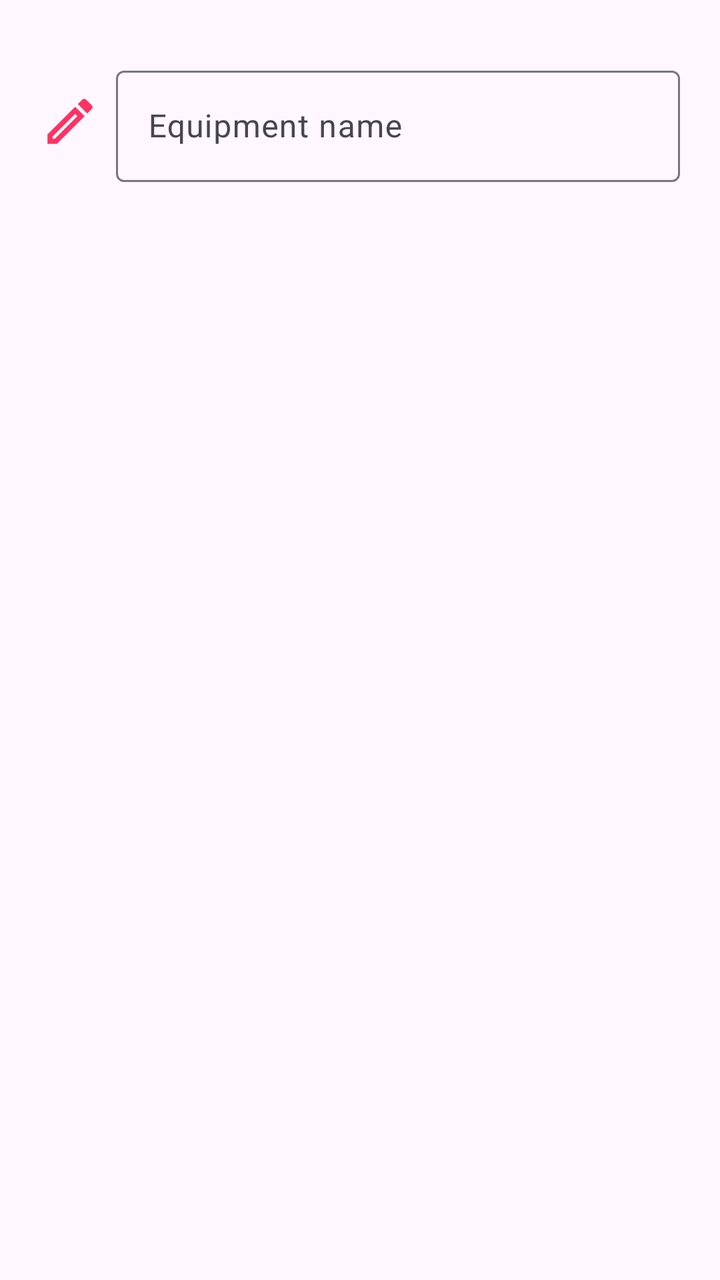
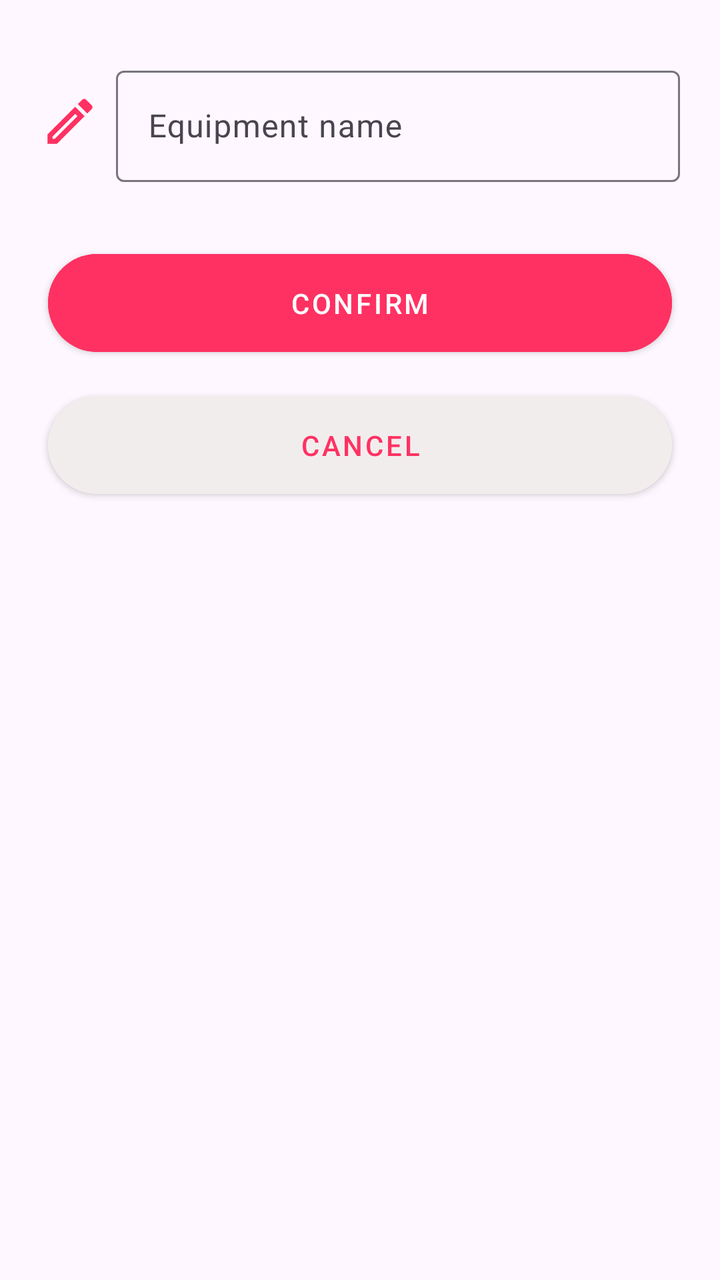

Two renders of the same Android screen: before a commit and after it. Below are the layout's source before the change and the commit's diff.
<!-- AndroidManifest.xml: application theme Theme.SemeqTeste -->
<!-- res/layout/dialog_edit_name.xml -->
<?xml version="1.0" encoding="utf-8"?>
<androidx.constraintlayout.widget.ConstraintLayout xmlns:android="http://schemas.android.com/apk/res/android"
    android:layout_width="match_parent"
    android:layout_height="wrap_content"
    xmlns:app="http://schemas.android.com/apk/res-auto">

    <ImageView
        android:id="@+id/ic_edit_name_dialog"
        android:layout_width="30dp"
        android:layout_height="30dp"
        android:layout_marginStart="20dp"
        android:src="@drawable/ic_edit"
        app:layout_constraintStart_toStartOf="parent"
        app:layout_constraintTop_toTopOf="@id/textlayout_edit"
        app:layout_constraintBottom_toBottomOf="@id/textlayout_edit"/>

    <com.google.android.material.textfield.TextInputLayout
        android:id="@+id/textlayout_edit"
        android:layout_width="0dp"
        android:layout_height="wrap_content"
        android:layout_marginVertical="30dp"
        android:layout_marginStart="8dp"
        android:hint="@string/equipment_name"
        android:layout_marginEnd="20dp"
        app:layout_constraintStart_toEndOf="@id/ic_edit_name_dialog"
        app:layout_constraintEnd_toEndOf="parent"
        app:layout_constraintTop_toTopOf="parent">

        <com.google.android.material.textfield.TextInputEditText
            android:id="@+id/text_edit_equipment"
            android:layout_width="match_parent"
            android:layout_height="wrap_content"
            android:inputType="text" />
    </com.google.android.material.textfield.TextInputLayout>

































</androidx.constraintlayout.widget.ConstraintLayout>
<!-- resources referenced by this layout -->
<resources>
  <!-- drawable ic_edit (drawable) -->
  <vector xmlns:android="http://schemas.android.com/apk/res/android" android:height="24dp" android:tint="#FF3162" android:viewportHeight="24" android:viewportWidth="24" android:width="24dp">
        
      <path android:fillColor="@android:color/white" android:pathData="M14.06,9.02l0.92,0.92L5.92,19L5,19v-0.92l9.06,-9.06M17.66,3c-0.25,0 -0.51,0.1 -0.7,0.29l-1.83,1.83 3.75,3.75 1.83,-1.83c0.39,-0.39 0.39,-1.02 0,-1.41l-2.34,-2.34c-0.2,-0.2 -0.45,-0.29 -0.71,-0.29zM14.06,6.19L3,17.25L3,21h3.75L17.81,9.94l-3.75,-3.75z"/>
      
  </vector>
  <string name="equipment_name">Equipment name</string>
  <style name="Theme.SemeqTeste" parent="Base.Theme.SemeqTeste" />
  <style name="Base.Theme.SemeqTeste" parent="Theme.Material3.DayNight.NoActionBar">
          
          
      </style>
</resources>

<!-- the commit's change to res/layout/dialog_edit_name.xml (unified diff, before → after) -->
@@ -1,8 +1,8 @@
 <?xml version="1.0" encoding="utf-8"?>
 <androidx.constraintlayout.widget.ConstraintLayout xmlns:android="http://schemas.android.com/apk/res/android"
+    xmlns:app="http://schemas.android.com/apk/res-auto"
     android:layout_width="match_parent"
-    android:layout_height="wrap_content"
-    xmlns:app="http://schemas.android.com/apk/res-auto">
+    android:layout_height="wrap_content">
 
     <ImageView
         android:id="@+id/ic_edit_name_dialog"
@@ -10,9 +10,9 @@
         android:layout_height="30dp"
         android:layout_marginStart="20dp"
         android:src="@drawable/ic_edit"
+        app:layout_constraintBottom_toBottomOf="@id/textlayout_edit"
         app:layout_constraintStart_toStartOf="parent"
-        app:layout_constraintTop_toTopOf="@id/textlayout_edit"
-        app:layout_constraintBottom_toBottomOf="@id/textlayout_edit"/>
+        app:layout_constraintTop_toTopOf="@id/textlayout_edit" />
 
     <com.google.android.material.textfield.TextInputLayout
         android:id="@+id/textlayout_edit"
@@ -20,10 +20,10 @@
         android:layout_height="wrap_content"
         android:layout_marginVertical="30dp"
         android:layout_marginStart="8dp"
+        android:layout_marginEnd="20dp"
         android:hint="@string/equipment_name"
-        android:layout_marginEnd="20dp"
+        app:layout_constraintEnd_toEndOf="parent"
         app:layout_constraintStart_toEndOf="@id/ic_edit_name_dialog"
-        app:layout_constraintEnd_toEndOf="parent"
         app:layout_constraintTop_toTopOf="parent">
 
         <com.google.android.material.textfield.TextInputEditText
@@ -33,36 +33,37 @@
             android:inputType="text" />
     </com.google.android.material.textfield.TextInputLayout>
 
+    <com.google.android.material.button.MaterialButton
+        android:id="@+id/button_confirm"
+        style="@style/Widget.MaterialComponents.Button"
+        android:layout_width="match_parent"
+        android:layout_height="wrap_content"
+        android:layout_marginHorizontal="24dp"
+        android:layout_marginTop="30dp"
+        android:backgroundTint="@color/pink"
+        android:paddingVertical="15dp"
+        android:text="@string/confirm"
+        app:cornerRadius="50dp"
+        app:layout_constraintEnd_toEndOf="@id/textlayout_edit"
+        app:layout_constraintStart_toStartOf="@id/textlayout_edit"
+        app:layout_constraintTop_toBottomOf="@id/textlayout_edit" />
 
-
-
-
-
-
-
-
-
-
-
-
-
-
-
-
-
-
-
-
-
-
-
-
-
-
-
-
-
-
+    <com.google.android.material.button.MaterialButton
+        android:id="@+id/button_cancel"
+        style="@style/Widget.MaterialComponents.Button"
+        android:layout_width="match_parent"
+        android:layout_height="wrap_content"
+        android:layout_marginHorizontal="24dp"
+        android:layout_marginTop="10dp"
+        android:layout_marginBottom="20dp"
+        android:backgroundTint="@color/offwhite"
+        android:paddingVertical="15dp"
+        android:text="@string/cancel"
+        android:textColor="@color/pink"
+        app:cornerRadius="50dp"
+        app:layout_constraintEnd_toEndOf="@id/textlayout_edit"
+        app:layout_constraintStart_toStartOf="@id/textlayout_edit"
+        app:layout_constraintTop_toBottomOf="@id/button_confirm" />
 
 
 </androidx.constraintlayout.widget.ConstraintLayout>
<!-- resource entries referenced after the edit -->
@@ -1,11 +1,15 @@
 <!-- resources referenced by this layout -->
 <resources>
+  <color name="offwhite">#F2EDED</color>
+  <color name="pink">#ff3162</color>
   <!-- drawable ic_edit (drawable) -->
   <vector xmlns:android="http://schemas.android.com/apk/res/android" android:height="24dp" android:tint="#FF3162" android:viewportHeight="24" android:viewportWidth="24" android:width="24dp">
         
       <path android:fillColor="@android:color/white" android:pathData="M14.06,9.02l0.92,0.92L5.92,19L5,19v-0.92l9.06,-9.06M17.66,3c-0.25,0 -0.51,0.1 -0.7,0.29l-1.83,1.83 3.75,3.75 1.83,-1.83c0.39,-0.39 0.39,-1.02 0,-1.41l-2.34,-2.34c-0.2,-0.2 -0.45,-0.29 -0.71,-0.29zM14.06,6.19L3,17.25L3,21h3.75L17.81,9.94l-3.75,-3.75z"/>
       
   </vector>
+  <string name="cancel">Cancel</string>
+  <string name="confirm">Confirm</string>
   <string name="equipment_name">Equipment name</string>
   <style name="Theme.SemeqTeste" parent="Base.Theme.SemeqTeste" />
   <style name="Base.Theme.SemeqTeste" parent="Theme.Material3.DayNight.NoActionBar">
